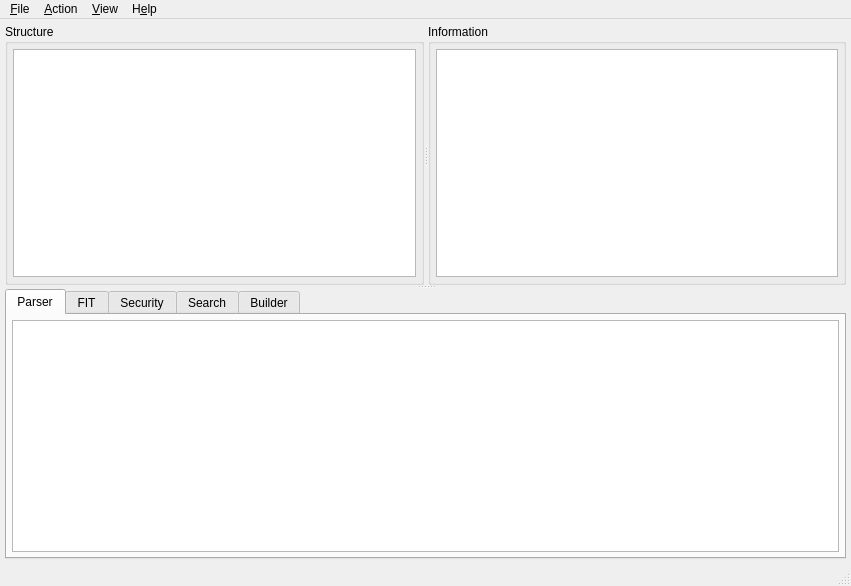
Old version of the form UEFITool/uefitool.ui in the repository ZSKYC/UEFITool.
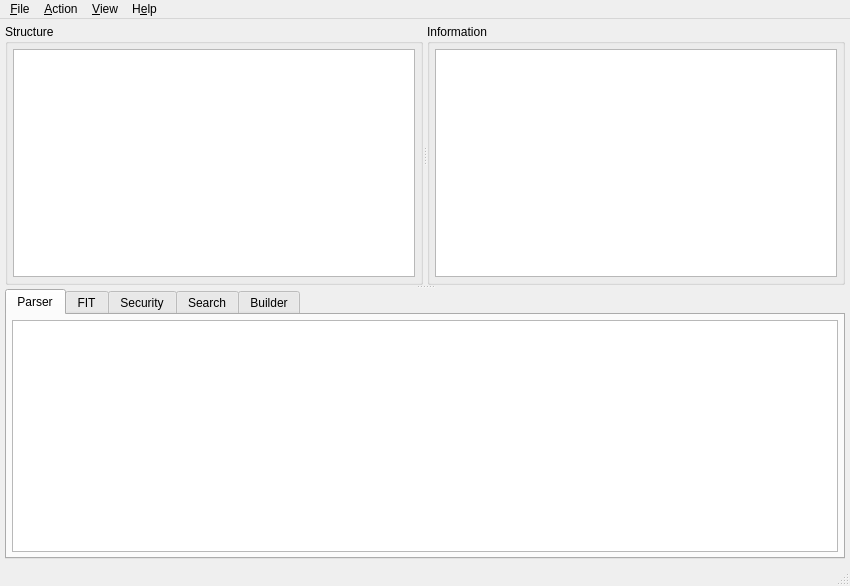
New version of the form.

Commit message: Add Hash actions to the main UI

```diff
--- a/UEFITool/uefitool.ui
+++ b/UEFITool/uefitool.ui
@@ -6,7 +6,7 @@
    <rect>
     <x>0</x>
     <y>0</y>
-    <width>851</width>
+    <width>850</width>
     <height>586</height>
    </rect>
   </property>
@@ -310,7 +310,7 @@
     <rect>
      <x>0</x>
      <y>0</y>
-     <width>851</width>
+     <width>850</width>
      <height>24</height>
     </rect>
    </property>
```
Left out of the diff: 318 changed lines with no effect on the pictures. The commit also changes 4 other files.
